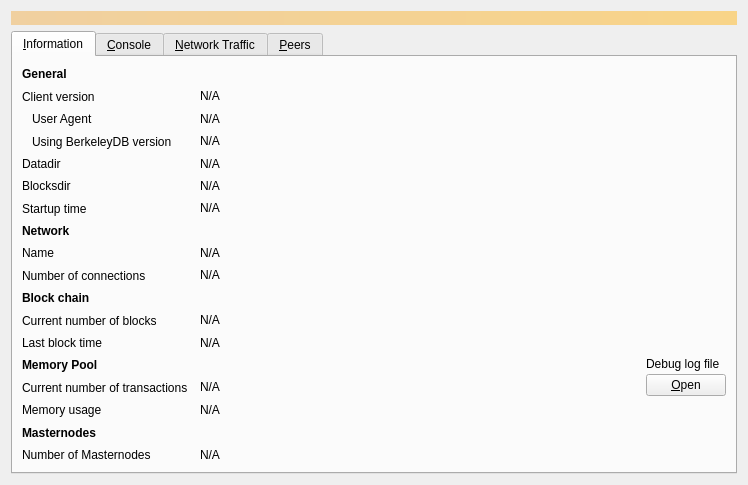
Before: the Qt Designer form src/qt/forms/debugwindow.ui in zentoshi/zentoshi, drawn with Qt 5.
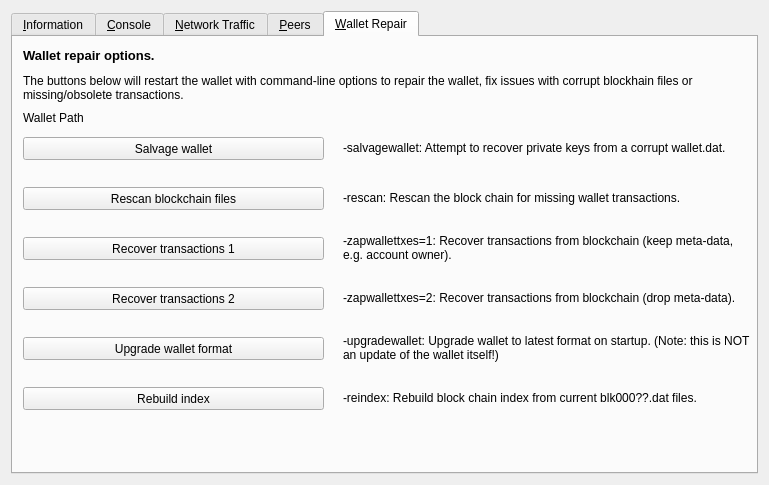
After: the same form once the commit is applied. The open tabs and pages were chosen to show the change. Icons and pictures are not drawn. Custom widgets are drawn as their Qt base class.

Commit message: Add some missing signals; some minor QT work.

```diff
--- a/src/qt/forms/debugwindow.ui
+++ b/src/qt/forms/debugwindow.ui
@@ -6,7 +6,7 @@
    <rect>
     <x>0</x>
     <y>0</y>
-    <width>744</width>
+    <width>769</width>
     <height>485</height>
    </rect>
   </property>
@@ -14,25 +14,6 @@
    <string>Debug window</string>
   </property>
   <layout class="QVBoxLayout" name="verticalLayout_2">
-   <item>
-    <widget class="QLabel" name="label_alerts">
-     <property name="visible">
-      <bool>false</bool>
-     </property>
-     <property name="styleSheet">
-      <string notr="true">QLabel { background-color: qlineargradient(x1: 0, y1: 0, x2: 1, y2: 0, stop:0 #F0D0A0, stop:1 #F8D488); color:#000000; }</string>
-     </property>
-     <property name="wordWrap">
-      <bool>true</bool>
-     </property>
-     <property name="margin">
-      <number>3</number>
-     </property>
-     <property name="textInteractionFlags">
-      <set>Qt::TextSelectableByMouse</set>
-     </property>
-    </widget>
-   </item>
    <item>
     <widget class="QTabWidget" name="tabWidget">
      <property name="currentIndex">
@@ -47,7 +28,7 @@
         <number>12</number>
        </property>
        <item row="0" column="0">
-        <widget class="QLabel" name="label_9">
+        <widget class="QLabel" name="labelGeneral">
          <property name="font">
           <font>
            <weight>75</weight>
@@ -146,9 +127,6 @@
          <property name="cursor">
           <cursorShape>IBeamCursor</cursorShape>
          </property>
-         <property name="toolTip">
-          <string>To specify a non-default location of the data directory use the '%1' option.</string>
-         </property>
          <property name="text">
           <string>N/A</string>
          </property>
@@ -164,7 +142,7 @@
         </widget>
        </item>
        <item row="5" column="0">
-        <widget class="QLabel" name="label_11">
+        <widget class="QLabel" name="blocksDirLabel">
          <property name="text">
           <string>Blocksdir</string>
          </property>
@@ -175,18 +153,12 @@
          <property name="cursor">
           <cursorShape>IBeamCursor</cursorShape>
          </property>
-         <property name="toolTip">
-          <string>To specify a non-default location of the blocks directory use the '%1' option.</string>
-         </property>
          <property name="text">
           <string>N/A</string>
          </property>
          <property name="textFormat">
           <enum>Qt::PlainText</enum>
          </property>
-         <property name="wordWrap">
-          <bool>true</bool>
-         </property>
          <property name="textInteractionFlags">
           <set>Qt::LinksAccessibleByMouse|Qt::TextSelectableByKeyboard|Qt::TextSelectableByMouse</set>
          </property>
@@ -229,7 +201,7 @@
         </widget>
        </item>
        <item row="8" column="0">
-        <widget class="QLabel" name="label_8">
+        <widget class="QLabel" name="labelNetworkName">
          <property name="text">
           <string>Name</string>
          </property>
@@ -275,7 +247,21 @@
         </widget>
        </item>
        <item row="10" column="0">
-        <widget class="QLabel" name="label_10">
+        <widget class="QLabel" name="masternodeCountLabel">
+         <property name="text">
+          <string>Number of Masternodes</string>
+         </property>
+        </widget>
+       </item>
+       <item row="10" column="1">
+        <widget class="QLabel" name="masternodeCount">
+         <property name="text">
+          <string>N/A</string>
+         </property>
+        </widget>
+       </item>
+       <item row="11" column="0">
+        <widget class="QLabel" name="labelBlockChain">
          <property name="font">
           <font>
            <weight>75</weight>
@@ -287,14 +273,14 @@
          </property>
         </widget>
        </item>
-       <item row="11" column="0">
+       <item row="12" column="0">
         <widget class="QLabel" name="label_3">
          <property name="text">
           <string>Current number of blocks</string>
          </property>
         </widget>
        </item>
-       <item row="11" column="1" colspan="2">
+       <item row="12" column="1" colspan="2">
         <widget class="QLabel" name="numberOfBlocks">
          <property name="cursor">
           <cursorShape>IBeamCursor</cursorShape>
@@ -310,14 +296,14 @@
          </property>
         </widget>
        </item>
-       <item row="12" column="0">
+       <item row="13" column="0">
         <widget class="QLabel" name="labelLastBlockTime">
          <property name="text">
           <string>Last block time</string>
          </property>
         </widget>
        </item>
-       <item row="12" column="1" colspan="2">
+       <item row="13" column="1" colspan="2">
         <widget class="QLabel" name="lastBlockTime">
          <property name="cursor">
           <cursorShape>IBeamCursor</cursorShape>
@@ -333,7 +319,7 @@
          </property>
         </widget>
        </item>
-       <item row="13" column="0">
+       <item row="14" column="0">
         <widget class="QLabel" name="labelMempoolTitle">
          <property name="font">
           <font>
@@ -346,14 +332,14 @@
          </property>
         </widget>
        </item>
-       <item row="14" column="0">
+       <item row="15" column="0">
         <widget class="QLabel" name="labelNumberOfTransactions">
          <property name="text">
           <string>Current number of transactions</string>
          </property>
         </widget>
        </item>
-       <item row="14" column="1">
+       <item row="15" column="1">
         <widget class="QLabel" name="mempoolNumberTxs">
          <property name="cursor">
           <cursorShape>IBeamCursor</cursorShape>
@@ -369,14 +355,14 @@
          </property>
         </widget>
        </item>
-       <item row="15" column="0">
+       <item row="16" column="0">
         <widget class="QLabel" name="labelMemoryUsage">
          <property name="text">
           <string>Memory usage</string>
          </property>
         </widget>
        </item>
-       <item row="15" column="1">
+       <item row="16" column="1">
         <widget class="QLabel" name="mempoolSize">
          <property name="cursor">
           <cursorShape>IBeamCursor</cursorShape>
@@ -392,34 +378,7 @@
          </property>
         </widget>
        </item>
-       <item row="16" column="0">
-        <widget class="QLabel" name="masternodesLabel">
-         <property name="font">
-          <font>
-           <weight>75</weight>
-           <bold>true</bold>
-          </font>
-         </property>
-         <property name="text">
-          <string>Masternodes</string>
-         </property>
-        </widget>
-       </item>
-       <item row="17" column="0">
-        <widget class="QLabel" name="masternodeCountLabel">
-         <property name="text">
-          <string>Number of Masternodes</string>
-         </property>
-        </widget>
-       </item>
-       <item row="17" column="1">
-        <widget class="QLabel" name="masternodeCount">
-         <property name="text">
-          <string>N/A</string>
-         </property>
-        </widget>
-       </item>
-       <item row="12" column="2" rowspan="3">
+       <item row="16" column="2" rowspan="3">
         <layout class="QVBoxLayout" name="verticalLayoutDebugButton">
          <property name="spacing">
           <number>3</number>
@@ -459,6 +418,20 @@
          </item>
         </layout>
        </item>
+       <item row="17" column="0">
+        <widget class="QLabel" name="labelInstantSendLockCount">
+         <property name="text">
+          <string>InstantSend locks</string>
+         </property>
+        </widget>
+       </item>
+       <item row="17" column="1">
+        <widget class="QLabel" name="instantSendLockCount">
+         <property name="text">
+          <string>N/A</string>
+         </property>
+        </widget>
+       </item>
       </layout>
      </widget>
      <widget class="QWidget" name="tab_console">
@@ -514,12 +487,12 @@
              <height>24</height>
             </size>
            </property>
+           <property name="text">
+            <string/>
+           </property>
            <property name="toolTip">
             <string>Decrease font size</string>
            </property>
-           <property name="text">
-            <string/>
-           </property>
            <property name="icon">
             <iconset resource="../bitcoin.qrc">
              <normaloff>:/icons/fontsmaller</normaloff>:/icons/fontsmaller</iconset>
@@ -666,9 +639,6 @@
            <property name="placeholderText">
             <string/>
            </property>
-           <property name="enabled">
-            <bool>false</bool>
-           </property>
           </widget>
          </item>
         </layout>
@@ -697,16 +667,16 @@
            <item>
             <widget class="QSlider" name="sldGraphRange">
              <property name="minimum">
-              <number>1</number>
+              <number>0</number>
              </property>
              <property name="maximum">
-              <number>288</number>
+              <number>9</number>
              </property>
              <property name="pageStep">
-              <number>12</number>
+              <number>1</number>
              </property>
              <property name="value">
-              <number>6</number>
+              <number>3</number>
              </property>
              <property name="orientation">
               <enum>Qt::Horizontal</enum>
@@ -729,7 +699,7 @@
            <item>
             <widget class="QPushButton" name="btnClearTrafficGraph">
              <property name="text">
-              <string>&amp;Reset</string>
+              <string>&amp;Clear</string>
              </property>
              <property name="autoDefault">
               <bool>false</bool>
@@ -932,31 +902,17 @@
       <attribute name="title">
        <string>&amp;Peers</string>
       </attribute>
-      <layout class="QVBoxLayout" name="verticalLayout_6">
-       <item>
-        <widget class="QSplitter" name="splitter">
-         <property name="orientation">
-          <enum>Qt::Horizontal</enum>
+      <layout class="QGridLayout" name="gridLayout_2">
+       <item row="0" column="0" rowspan="2">
+        <layout class="QVBoxLayout" name="verticalLayout_101">
+         <property name="spacing">
+          <number>0</number>
          </property>
-         <property name="childrenCollapsible">
-          <bool>false</bool>
-         </property>
-         <widget class="QWidget" name="widget_1" native="true">
-          <property name="sizePolicy">
-           <sizepolicy hsizetype="MinimumExpanding" vsizetype="Preferred">
-            <horstretch>1</horstretch>
-            <verstretch>0</verstretch>
-           </sizepolicy>
-          </property>
-          <property name="minimumSize">
-           <size>
-            <width>400</width>
-            <height>0</height>
-           </size>
-          </property>
-          <layout class="QVBoxLayout" name="verticalLayout_7">
            <item>
             <widget class="QTableView" name="peerWidget">
+           <property name="horizontalScrollBarPolicy">
+            <enum>Qt::ScrollBarAsNeeded</enum>
+           </property>
              <property name="tabKeyNavigation">
               <bool>false</bool>
              </property>
@@ -978,7 +934,7 @@
              </property>
              <property name="minimumSize">
               <size>
-               <width>0</width>
+             <width>300</width>
                <height>32</height>
               </size>
              </property>
@@ -1012,6 +968,15 @@
            </item>
            <item>
             <widget class="QTableView" name="banlistWidget">
+           <property name="sizePolicy">
+            <sizepolicy hsizetype="Expanding" vsizetype="Expanding">
+             <horstretch>0</horstretch>
+             <verstretch>0</verstretch>
+            </sizepolicy>
+           </property>
+           <property name="horizontalScrollBarPolicy">
+            <enum>Qt::ScrollBarAsNeeded</enum>
+           </property>
              <property name="tabKeyNavigation">
               <bool>false</bool>
              </property>
@@ -1024,22 +989,8 @@
             </widget>
            </item>
           </layout>
-         </widget>
-         <widget class="QWidget" name="widget_2" native="true">
-          <property name="sizePolicy">
-           <sizepolicy hsizetype="Minimum" vsizetype="Preferred">
-            <horstretch>0</horstretch>
-            <verstretch>0</verstretch>
-           </sizepolicy>
-          </property>
-          <property name="minimumSize">
-           <size>
-            <width>300</width>
-            <height>0</height>
-           </size>
-          </property>
-          <layout class="QVBoxLayout" name="verticalLayout_8">
-           <item>
+       </item>
+       <item row="0" column="1">
             <widget class="QLabel" name="peerHeading">
              <property name="sizePolicy">
               <sizepolicy hsizetype="Preferred" vsizetype="Minimum">
@@ -1049,13 +1000,15 @@
              </property>
              <property name="minimumSize">
               <size>
-               <width>0</width>
+           <width>300</width>
                <height>32</height>
               </size>
              </property>
              <property name="font">
               <font>
                <pointsize>10</pointsize>
+           <weight>75</weight>
+           <bold>true</bold>
               </font>
              </property>
              <property name="cursor">
@@ -1065,7 +1018,7 @@
               <string>Select a peer to view detailed information.</string>
              </property>
              <property name="alignment">
-              <set>Qt::AlignHCenter|Qt::AlignTop</set>
+          <set>Qt::AlignCenter</set>
              </property>
              <property name="wordWrap">
               <bool>true</bool>
@@ -1075,27 +1028,15 @@
              </property>
             </widget>
            </item>
-           <item>
-            <widget class="QScrollArea" name="scrollArea">
-             <property name="widgetResizable">
-              <bool>true</bool>
-             </property>
-             <widget class="QWidget" name="detailWidget">
-              <property name="geometry">
-               <rect>
-                <x>0</x>
-                <y>0</y>
-                <width>300</width>
-                <height>426</height>
-               </rect>
-              </property>
+       <item row="1" column="1">
+        <widget class="QWidget" name="detailWidget" native="true">
               <property name="minimumSize">
                <size>
                 <width>300</width>
                 <height>0</height>
                </size>
               </property>
-              <layout class="QGridLayout" name="gridLayout_2" columnstretch="0,1">
+         <layout class="QGridLayout" name="gridLayout_3">
                <item row="0" column="0">
                 <widget class="QLabel" name="label_30">
                  <property name="text">
@@ -1103,7 +1044,7 @@
                  </property>
                 </widget>
                </item>
-               <item row="0" column="1">
+          <item row="0" column="2">
                 <widget class="QLabel" name="peerWhitelisted">
                  <property name="cursor">
                   <cursorShape>IBeamCursor</cursorShape>
@@ -1126,7 +1067,7 @@
                  </property>
                 </widget>
                </item>
-               <item row="1" column="1">
+          <item row="1" column="2">
                 <widget class="QLabel" name="peerDirection">
                  <property name="cursor">
                   <cursorShape>IBeamCursor</cursorShape>
@@ -1149,7 +1090,7 @@
                  </property>
                 </widget>
                </item>
-               <item row="2" column="1">
+          <item row="2" column="2">
                 <widget class="QLabel" name="peerVersion">
                  <property name="cursor">
                   <cursorShape>IBeamCursor</cursorShape>
@@ -1172,7 +1113,7 @@
                  </property>
                 </widget>
                </item>
-               <item row="3" column="1">
+          <item row="3" column="2">
                 <widget class="QLabel" name="peerSubversion">
                  <property name="cursor">
                   <cursorShape>IBeamCursor</cursorShape>
@@ -1195,7 +1136,7 @@
                  </property>
                 </widget>
                </item>
-               <item row="4" column="1">
+          <item row="4" column="2">
                 <widget class="QLabel" name="peerServices">
                  <property name="cursor">
                   <cursorShape>IBeamCursor</cursorShape>
@@ -1218,7 +1159,7 @@
                  </property>
                 </widget>
                </item>
-               <item row="5" column="1">
+          <item row="5" column="2">
                 <widget class="QLabel" name="peerHeight">
                  <property name="cursor">
                   <cursorShape>IBeamCursor</cursorShape>
@@ -1241,7 +1182,7 @@
                  </property>
                 </widget>
                </item>
-               <item row="6" column="1">
+          <item row="6" column="2">
                 <widget class="QLabel" name="peerSyncHeight">
                  <property name="cursor">
                   <cursorShape>IBeamCursor</cursorShape>
@@ -1264,7 +1205,7 @@
                  </property>
                 </widget>
                </item>
-               <item row="7" column="1">
+          <item row="7" column="2">
                 <widget class="QLabel" name="peerCommonHeight">
                  <property name="cursor">
                   <cursorShape>IBeamCursor</cursorShape>
@@ -1287,7 +1228,7 @@
                  </property>
                 </widget>
                </item>
-               <item row="8" column="1">
+          <item row="8" column="2">
                 <widget class="QLabel" name="peerBanScore">
                  <property name="cursor">
                   <cursorShape>IBeamCursor</cursorShape>
@@ -1310,7 +1251,7 @@
                  </property>
                 </widget>
                </item>
-               <item row="9" column="1">
+          <item row="9" column="2">
                 <widget class="QLabel" name="peerConnTime">
                  <property name="cursor">
                   <cursorShape>IBeamCursor</cursorShape>
@@ -1333,7 +1274,7 @@
                  </property>
                 </widget>
                </item>
-               <item row="10" column="1">
+          <item row="10" column="2">
                 <widget class="QLabel" name="peerLastSend">
                  <property name="cursor">
                   <cursorShape>IBeamCursor</cursorShape>
@@ -1356,7 +1297,7 @@
                  </property>
                 </widget>
                </item>
-               <item row="11" column="1">
+          <item row="11" column="2">
                 <widget class="QLabel" name="peerLastRecv">
                  <property name="cursor">
                   <cursorShape>IBeamCursor</cursorShape>
@@ -1379,7 +1320,7 @@
                  </property>
                 </widget>
                </item>
-               <item row="12" column="1">
+          <item row="12" column="2">
                 <widget class="QLabel" name="peerBytesSent">
                  <property name="cursor">
                   <cursorShape>IBeamCursor</cursorShape>
@@ -1402,7 +1343,7 @@
                  </property>
                 </widget>
                </item>
-               <item row="13" column="1">
+          <item row="13" column="2">
                 <widget class="QLabel" name="peerBytesRecv">
                  <property name="cursor">
                   <cursorShape>IBeamCursor</cursorShape>
@@ -1425,7 +1366,7 @@
                  </property>
                 </widget>
                </item>
-               <item row="14" column="1">
+          <item row="14" column="2">
                 <widget class="QLabel" name="peerPingTime">
                  <property name="cursor">
                   <cursorShape>IBeamCursor</cursorShape>
@@ -1451,7 +1392,7 @@
                  </property>
                 </widget>
                </item>
-               <item row="15" column="1">
+          <item row="15" column="2">
                 <widget class="QLabel" name="peerPingWait">
                  <property name="cursor">
                   <cursorShape>IBeamCursor</cursorShape>
@@ -1474,7 +1415,7 @@
                  </property>
                 </widget>
                </item>
-               <item row="16" column="1">
+          <item row="16" column="2">
                 <widget class="QLabel" name="peerMinPing">
                  <property name="cursor">
                   <cursorShape>IBeamCursor</cursorShape>
@@ -1497,7 +1438,7 @@
                  </property>
                 </widget>
                </item>
-               <item row="17" column="1">
+          <item row="17" column="2">
                 <widget class="QLabel" name="timeoffset">
                  <property name="cursor">
                   <cursorShape>IBeamCursor</cursorShape>
@@ -1513,7 +1454,7 @@
                  </property>
                 </widget>
                </item>
-               <item row="18" column="0">
+          <item row="18" column="1">
                 <spacer name="verticalSpacer_3">
                  <property name="orientation">
                   <enum>Qt::Vertical</enum>
@@ -1528,13 +1469,275 @@
                </item>
               </layout>
              </widget>
-            </widget>
            </item>
           </layout>
          </widget>
-        </widget>
-       </item>
-      </layout>
+     <widget class="QWidget" name="tab_repair">
+      <attribute name="title">
+       <string>&amp;Wallet Repair</string>
+      </attribute>
+      <widget class="QPushButton" name="btn_salvagewallet">
+       <property name="geometry">
+        <rect>
+         <x>10</x>
+         <y>100</y>
+         <width>301</width>
+         <height>23</height>
+        </rect>
+       </property>
+       <property name="minimumSize">
+        <size>
+         <width>180</width>
+         <height>23</height>
+        </size>
+       </property>
+       <property name="text">
+        <string>Salvage wallet</string>
+       </property>
+      </widget>
+      <widget class="QPushButton" name="btn_rescan">
+       <property name="geometry">
+        <rect>
+         <x>10</x>
+         <y>150</y>
+         <width>301</width>
+         <height>23</height>
+        </rect>
+       </property>
+       <property name="minimumSize">
+        <size>
+         <width>180</width>
+         <height>23</height>
+        </size>
+       </property>
+       <property name="text">
+        <string>Rescan blockchain files</string>
+       </property>
+      </widget>
+      <widget class="QPushButton" name="btn_zapwallettxes1">
+       <property name="geometry">
+        <rect>
+         <x>10</x>
+         <y>200</y>
+         <width>301</width>
+         <height>23</height>
+        </rect>
+       </property>
+       <property name="minimumSize">
+        <size>
+         <width>180</width>
+         <height>23</height>
+        </size>
+       </property>
+       <property name="text">
+        <string>Recover transactions 1</string>
+       </property>
+      </widget>
+      <widget class="QPushButton" name="btn_zapwallettxes2">
+       <property name="geometry">
+        <rect>
+         <x>10</x>
+         <y>250</y>
+         <width>301</width>
+         <height>23</height>
+        </rect>
+       </property>
+       <property name="minimumSize">
+        <size>
+         <width>180</width>
+         <height>23</height>
+        </size>
+       </property>
+       <property name="text">
+        <string>Recover transactions 2</string>
+       </property>
+      </widget>
+      <widget class="QPushButton" name="btn_upgradewallet">
+       <property name="geometry">
+        <rect>
+         <x>10</x>
+         <y>300</y>
+         <width>301</width>
+         <height>23</height>
+        </rect>
+       </property>
+       <property name="minimumSize">
+        <size>
+         <width>180</width>
+         <height>23</height>
+        </size>
+       </property>
+       <property name="text">
+        <string>Upgrade wallet format</string>
+       </property>
+      </widget>
+      <widget class="QLabel" name="label_repair_helptext">
+       <property name="geometry">
+        <rect>
+         <x>10</x>
+         <y>30</y>
+         <width>711</width>
+         <height>41</height>
+        </rect>
+       </property>
+       <property name="font">
+        <font>
+         <weight>50</weight>
+         <bold>false</bold>
+        </font>
+       </property>
+       <property name="text">
+        <string>The buttons below will restart the wallet with command-line options to repair the wallet, fix issues with corrupt blockhain files or missing/obsolete transactions.</string>
+       </property>
+       <property name="wordWrap">
+        <bool>true</bool>
+       </property>
+      </widget>
+      <widget class="QLabel" name="label_repair_salvage">
+       <property name="geometry">
+        <rect>
+         <x>330</x>
+         <y>90</y>
+         <width>411</width>
+         <height>41</height>
+        </rect>
+       </property>
+       <property name="text">
+        <string>-salvagewallet: Attempt to recover private keys from a corrupt wallet.dat.</string>
+       </property>
+       <property name="wordWrap">
+        <bool>true</bool>
+       </property>
+      </widget>
+      <widget class="QLabel" name="label_repair_rescan">
+       <property name="geometry">
+        <rect>
+         <x>330</x>
+         <y>140</y>
+         <width>411</width>
+         <height>41</height>
+        </rect>
+       </property>
+       <property name="text">
+        <string>-rescan: Rescan the block chain for missing wallet transactions.</string>
+       </property>
+       <property name="wordWrap">
+        <bool>true</bool>
+       </property>
+      </widget>
+      <widget class="QLabel" name="label_repair_zap1">
+       <property name="geometry">
+        <rect>
+         <x>330</x>
+         <y>190</y>
+         <width>411</width>
+         <height>41</height>
+        </rect>
+       </property>
+       <property name="text">
+        <string>-zapwallettxes=1: Recover transactions from blockchain (keep meta-data, e.g. account owner).</string>
+       </property>
+       <property name="wordWrap">
+        <bool>true</bool>
+       </property>
+      </widget>
+      <widget class="QLabel" name="label_repair_zap2">
+       <property name="geometry">
+        <rect>
+         <x>330</x>
+         <y>240</y>
+         <width>411</width>
+         <height>41</height>
+        </rect>
+       </property>
+       <property name="text">
+        <string>-zapwallettxes=2: Recover transactions from blockchain (drop meta-data).</string>
+       </property>
+       <property name="wordWrap">
+        <bool>true</bool>
+       </property>
+      </widget>
+      <widget class="QLabel" name="label_repair_upgrade">
+       <property name="geometry">
+        <rect>
+         <x>330</x>
+         <y>290</y>
+         <width>411</width>
+         <height>41</height>
+        </rect>
+       </property>
+       <property name="text">
+        <string>-upgradewallet: Upgrade wallet to latest format on startup. (Note: this is NOT an update of the wallet itself!)</string>
+       </property>
+       <property name="wordWrap">
+        <bool>true</bool>
+       </property>
+      </widget>
+      <widget class="QLabel" name="label_repair_header">
+       <property name="geometry">
+        <rect>
+         <x>10</x>
+         <y>10</y>
+         <width>711</width>
+         <height>16</height>
+        </rect>
+       </property>
+       <property name="font">
+        <font>
+         <pointsize>10</pointsize>
+         <weight>75</weight>
+         <bold>true</bold>
+        </font>
+       </property>
+       <property name="text">
+        <string>Wallet repair options.</string>
+       </property>
+       <property name="wordWrap">
+        <bool>true</bool>
+       </property>
+      </widget>
+      <widget class="QPushButton" name="btn_reindex">
+       <property name="geometry">
+        <rect>
+         <x>10</x>
+         <y>350</y>
+         <width>301</width>
+         <height>23</height>
+        </rect>
+       </property>
+       <property name="text">
+        <string>Rebuild index</string>
+       </property>
+      </widget>
+      <widget class="QLabel" name="label_repair_reindex">
+       <property name="geometry">
+        <rect>
+         <x>330</x>
+         <y>340</y>
+         <width>411</width>
+         <height>41</height>
+        </rect>
+       </property>
+       <property name="text">
+        <string>-reindex: Rebuild block chain index from current blk000??.dat files.</string>
+       </property>
+       <property name="wordWrap">
+        <bool>true</bool>
+       </property>
+      </widget>
+      <widget class="QLabel" name="wallet_path">
+       <property name="geometry">
+        <rect>
+         <x>10</x>
+         <y>70</y>
+         <width>731</width>
+         <height>21</height>
+        </rect>
+       </property>
+       <property name="text">
+        <string>Wallet Path</string>
+       </property>
+      </widget>
      </widget>
     </widget>
    </item>
```
Lines whose indentation alone changed are shown as unchanged. The commit also changes 8 other files.
